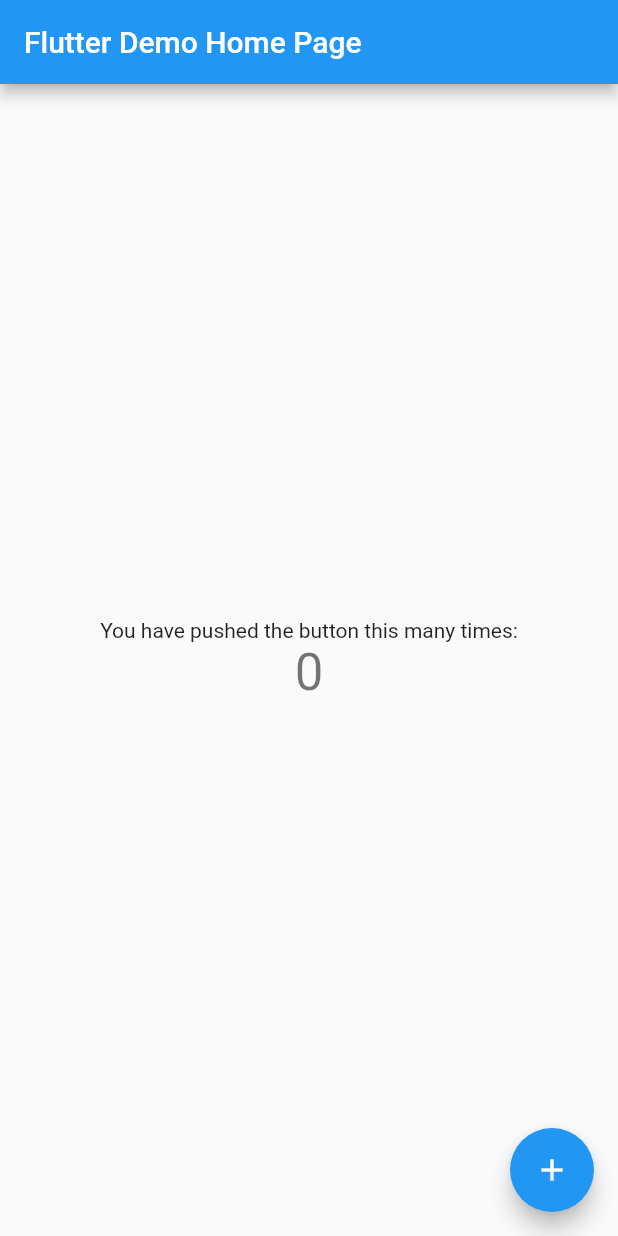
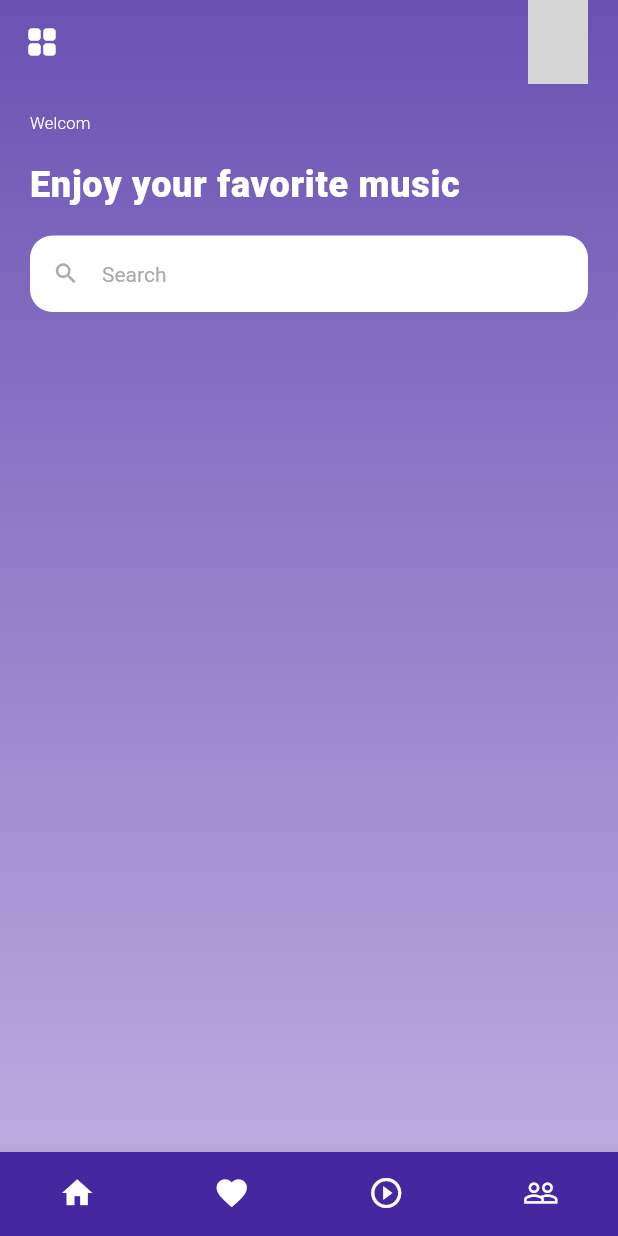
Before and after one commit to tmdqls2257/today_protest, a Flutter app: the screen it shows after launch, on a phone screen of 412 x 824 dp. Run offline on Flutter 3.47's test engine with Material 2 defaults, Android fonts, the phone set to English and light mode, and no system bars; our stand-ins replace get; network calls fail; grey boxes are pictures that could not be loaded.

Commit message:
💄 homeScreen

```diff
--- /dev/null
+++ b/lib/home.dart
@@ -0,0 +1,132 @@
+import 'package:flutter/material.dart';
+import 'package:today_protest2/shared/custom_text.dart';
+import 'package:today_protest2/shared/theme.dart';
+
+class HomeScreen extends StatelessWidget {
+  const HomeScreen({super.key});
+
+  @override
+  Widget build(BuildContext context) {
+    return Container(
+      decoration: BoxDecoration(
+          gradient: LinearGradient(
+              begin: Alignment.topCenter,
+              end: Alignment.bottomCenter,
+              colors: [
+            Colors.deepPurple.shade800.withOpacity(0.8),
+            Colors.deepPurple.shade200.withOpacity(0.8)
+          ])),
+      child: const Scaffold(
+        backgroundColor: Colors.transparent,
+        appBar: _CustomAppBar(),
+        bottomNavigationBar: _CustomNavbar(),
+        body: _CustomSearchBar(),
+      ),
+    );
+  }
+}
+
+class _CustomSearchBar extends StatelessWidget {
+  const _CustomSearchBar({
+    Key? key,
+  }) : super(key: key);
+
+  @override
+  Widget build(BuildContext context) {
+    return SingleChildScrollView(
+      child: Column(
+        children: [
+          Padding(
+            padding: const EdgeInsets.all(20),
+            child:
+                Column(crossAxisAlignment: CrossAxisAlignment.start, children: [
+              CustomText(
+                text: 'Welcom',
+                typoType: TypoType.label,
+                colorType: ColorType.white,
+              ),
+              const SizedBox(height: 20),
+              CustomText(
+                text: 'Enjoy your favorite music',
+                typoType: TypoType.h1Bold,
+                colorType: ColorType.white,
+              ),
+              const SizedBox(height: 20),
+              TextFormField(
+                decoration: InputDecoration(
+                  isDense: true,
+                  filled: true,
+                  fillColor: customColor[ColorType.white],
+                  hintText: 'Search',
+                  hintStyle: Theme.of(context).textTheme.bodyMedium!.copyWith(
+                        color: customColor[ColorType.grey],
+                      ),
+                  prefixIcon: Icon(
+                    Icons.search,
+                    color: customColor[ColorType.grey],
+                  ),
+                  border: OutlineInputBorder(
+                    borderRadius: BorderRadius.circular(15),
+                    borderSide: BorderSide.none,
+                  ),
+                ),
+              )
+            ]),
+          )
+        ],
+      ),
+    );
+  }
+}
+
+class _CustomNavbar extends StatelessWidget {
+  const _CustomNavbar({
+    Key? key,
+  }) : super(key: key);
+
+  @override
+  Widget build(BuildContext context) {
+    return BottomNavigationBar(
+      type: BottomNavigationBarType.fixed,
+      backgroundColor: Colors.deepPurple.shade800,
+      unselectedItemColor: Colors.white,
+      selectedItemColor: Colors.white,
+      showSelectedLabels: false,
+      showUnselectedLabels: false,
+      items: const [
+        BottomNavigationBarItem(icon: Icon(Icons.home), label: 'Home'),
+        BottomNavigationBarItem(
+            icon: Icon(Icons.favorite_outlined), label: 'Favorite'),
+        BottomNavigationBarItem(
+            icon: Icon(Icons.play_circle_outline), label: 'Play'),
+        BottomNavigationBarItem(
+            icon: Icon(Icons.people_outline), label: 'Profile')
+      ],
+    );
+  }
+}
+
+class _CustomAppBar extends StatelessWidget with PreferredSizeWidget {
+  const _CustomAppBar({
+    Key? key,
+  }) : super(key: key);
+
+  @override
+  Widget build(BuildContext context) {
+    return AppBar(
+      backgroundColor: Colors.transparent,
+      elevation: 0,
+      leading: const Icon(Icons.grid_view_rounded),
+      actions: [
+        Container(
+            margin: const EdgeInsets.only(right: 20),
+            child: const CircleAvatar(
+                backgroundImage: NetworkImage(
+                    'https://search.pstatic.net/sunny/?src=https%3A%2F%2Fimage.utoimage.com%2Fpreview%2Fcp926367%2F2021%2F05%2F202105030734_500.jpg&type=a340')))
+      ],
+    );
+  }
+
+  @override
+  Size get preferredSize => const Size.fromHeight(56.0);
+}
--- a/lib/main.dart
+++ b/lib/main.dart
@@ -1,4 +1,6 @@
 import 'package:flutter/material.dart';
+
+import 'Home.dart';
 
 void main() {
   runApp(const MyApp());
@@ -13,18 +15,10 @@
     return MaterialApp(
       title: 'Flutter Demo',
       theme: ThemeData(
-        // This is the theme of your application.
-        //
-        // Try running your application with "flutter run". You'll see the
-        // application has a blue toolbar. Then, without quitting the app, try
-        // changing the primarySwatch below to Colors.green and then invoke
-        // "hot reload" (press "r" in the console where you ran "flutter run",
-        // or simply save your changes to "hot reload" in a Flutter IDE).
-        // Notice that the counter didn't reset back to zero; the application
-        // is not restarted.
         primarySwatch: Colors.blue,
       ),
-      home: const MyHomePage(title: 'Flutter Demo Home Page'),
+      // home: const MyHomePage(title: 'Flutter Demo Home Page'),
+      home: const HomeScreen(),
     );
   }
 }
```
Also changed, not shown: 1 other file.
